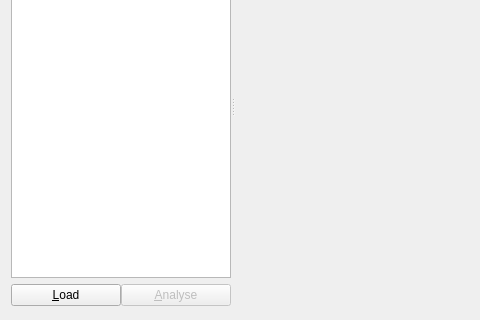
Qt form app/src/tools/core/tabs/CollateResultsWidget.ui (dysonltd-zz/gts) before a commit; both pictures show x 0 to 480 and y 160 to 480 of the 640 by 480 pixel window.
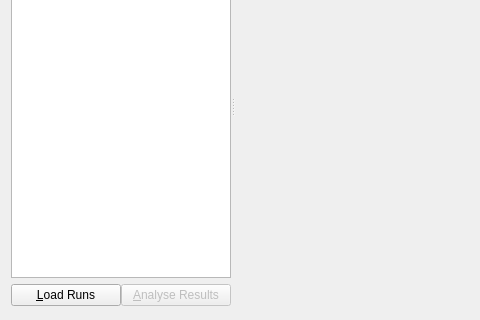
The same form after that commit. Icons and pictures are not drawn. Custom widgets are drawn as their Qt base class.

Commit message: Button title changes

What changed in the file:
```diff
--- a/app/src/tools/core/tabs/CollateResultsWidget.ui
+++ b/app/src/tools/core/tabs/CollateResultsWidget.ui
@@ -243,7 +243,7 @@
               <bool>true</bool>
              </property>
              <property name="text">
-              <string>&amp;Load</string>
+              <string>&amp;Load Runs</string>
              </property>
             </widget>
            </item>
@@ -253,7 +253,7 @@
               <bool>false</bool>
              </property>
              <property name="text">
-              <string>&amp;Analyse</string>
+              <string>&amp;Analyse Results</string>
              </property>
             </widget>
            </item>
```
